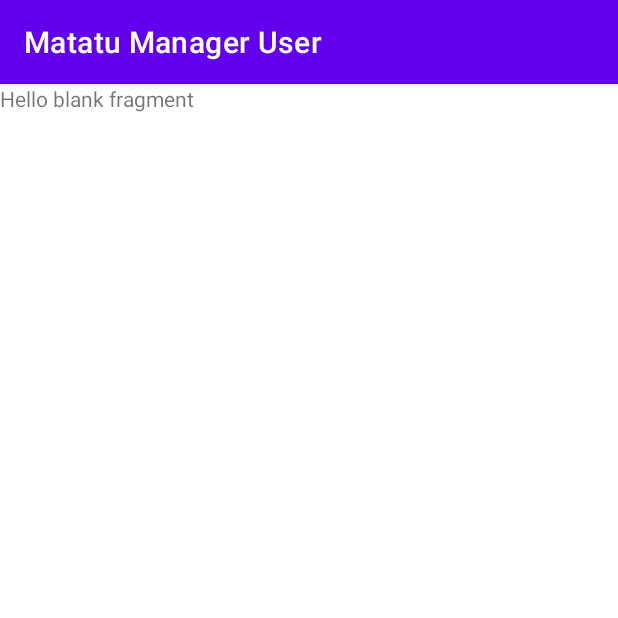
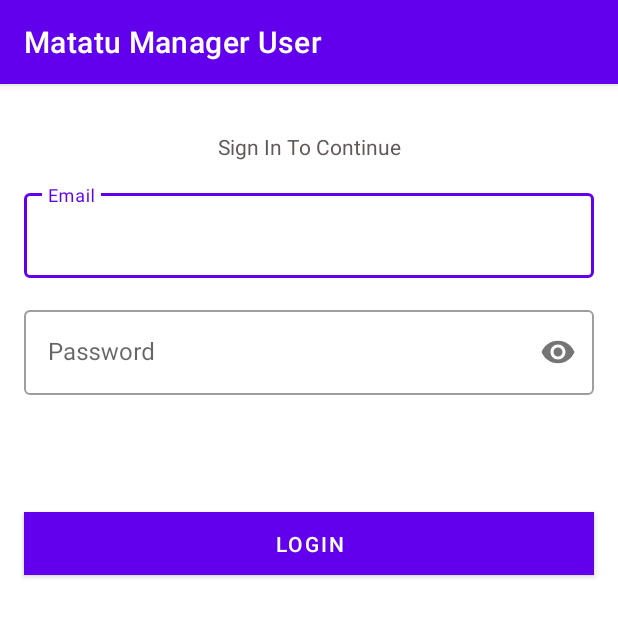
Before and after one commit to embashbaz/Mat-manager-driver, an Android app: the fragment LoginFragment shown on its own in the app's theme, on a phone screen of 412 x 824 dp, the top half of it. Run offline under Robolectric (Android 15) with nearby library versions, the phone set to English and light mode, and no system bars.

Commit message:
added ui for login fragment

```diff
--- a/app/src/main/res/layout/fragment_login.xml
+++ b/app/src/main/res/layout/fragment_login.xml
@@ -1,14 +1,93 @@
 <?xml version="1.0" encoding="utf-8"?>
-<FrameLayout xmlns:android="http://schemas.android.com/apk/res/android"
+<androidx.constraintlayout.widget.ConstraintLayout xmlns:android="http://schemas.android.com/apk/res/android"
     xmlns:tools="http://schemas.android.com/tools"
     android:layout_width="match_parent"
     android:layout_height="match_parent"
-    tools:context=".ui.LoginFragment">
+    xmlns:app="http://schemas.android.com/apk/res-auto"
+    tools:context=".ui.login.LoginFragment">
 
-    <!-- TODO: Update blank fragment layout -->
     <TextView
-        android:layout_width="match_parent"
-        android:layout_height="match_parent"
-        android:text="@string/hello_blank_fragment" />
+        android:id="@+id/textView4"
+        android:layout_width="wrap_content"
+        android:layout_height="wrap_content"
+        android:layout_marginTop="32dp"
+        android:text="Sign In To Continue"
+        android:textColor="#615858"
+        app:layout_constraintEnd_toEndOf="parent"
+        app:layout_constraintStart_toStartOf="parent"
+        app:layout_constraintTop_toTopOf="parent" />
 
-</FrameLayout>
+    <com.google.android.material.textfield.TextInputLayout
+        android:id="@+id/email_login"
+        style="@style/Widget.MaterialComponents.TextInputLayout.OutlinedBox"
+        android:layout_width="0dp"
+        android:layout_height="wrap_content"
+        android:layout_marginStart="16dp"
+        android:layout_marginLeft="16dp"
+        android:layout_marginTop="16dp"
+        android:layout_marginEnd="16dp"
+        android:layout_marginRight="16dp"
+        android:hint="Email"
+        app:layout_constraintEnd_toEndOf="parent"
+        app:layout_constraintStart_toStartOf="parent"
+        app:layout_constraintTop_toBottomOf="@+id/textView4">
+
+        <com.google.android.material.textfield.TextInputEditText
+            android:layout_width="match_parent"
+            android:layout_height="wrap_content" />
+    </com.google.android.material.textfield.TextInputLayout>
+
+    <com.google.android.material.textfield.TextInputLayout
+        android:id="@+id/password_login"
+        style="@style/Widget.MaterialComponents.TextInputLayout.OutlinedBox"
+        android:layout_width="0dp"
+        android:layout_height="wrap_content"
+        android:layout_marginStart="16dp"
+        android:layout_marginLeft="16dp"
+        android:layout_marginTop="16dp"
+        android:layout_marginEnd="16dp"
+        android:layout_marginRight="16dp"
+        android:hint="Password"
+        app:layout_constraintEnd_toEndOf="parent"
+        app:layout_constraintStart_toStartOf="parent"
+        app:layout_constraintTop_toBottomOf="@+id/email_login"
+        app:passwordToggleEnabled="true">
+
+        <com.google.android.material.textfield.TextInputEditText
+            android:layout_width="match_parent"
+            android:layout_height="wrap_content"
+            android:inputType="textPassword" />
+    </com.google.android.material.textfield.TextInputLayout>
+
+    <Button
+        android:id="@+id/forgot_password"
+        android:layout_width="wrap_content"
+        android:layout_height="wrap_content"
+        android:layout_marginTop="8dp"
+        android:layout_marginEnd="16dp"
+        android:layout_marginRight="16dp"
+        android:background="#00000000"
+        android:text="Forgot password"
+        android:textColor="#090808"
+        android:visibility="invisible"
+        app:layout_constraintEnd_toEndOf="parent"
+        app:layout_constraintTop_toBottomOf="@+id/password_login" />
+
+    <Button
+        android:id="@+id/login_button"
+        android:layout_width="0dp"
+        android:layout_height="wrap_content"
+        android:layout_marginStart="16dp"
+        android:layout_marginLeft="16dp"
+        android:layout_marginTop="16dp"
+        android:layout_marginEnd="16dp"
+        android:layout_marginRight="16dp"
+        android:insetBottom="0dp"
+        android:text="Login"
+        app:cornerRadius="0dp"
+        app:layout_constraintEnd_toEndOf="parent"
+        app:layout_constraintStart_toStartOf="parent"
+        app:layout_constraintTop_toBottomOf="@+id/forgot_password" />
+
+
+</androidx.constraintlayout.widget.ConstraintLayout>
```
